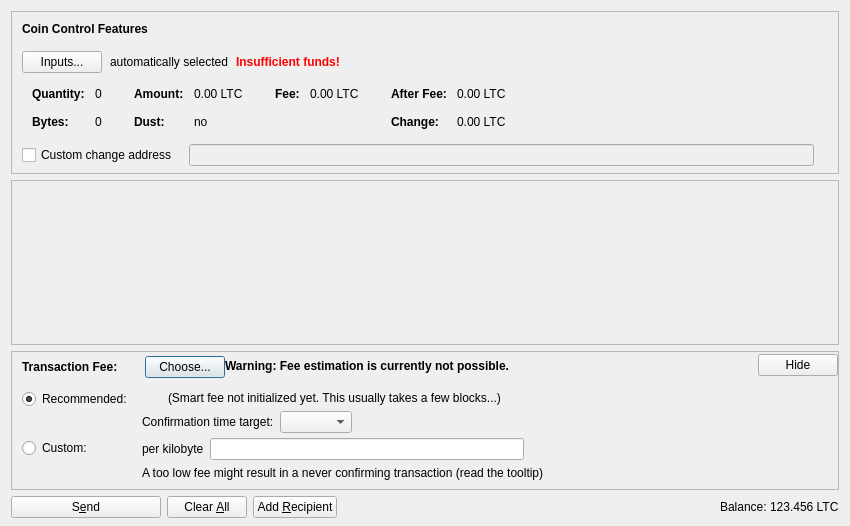
Qt form src/qt/forms/sendcoinsdialog.ui (ScooterCoinWallet/wallet) before a commit.
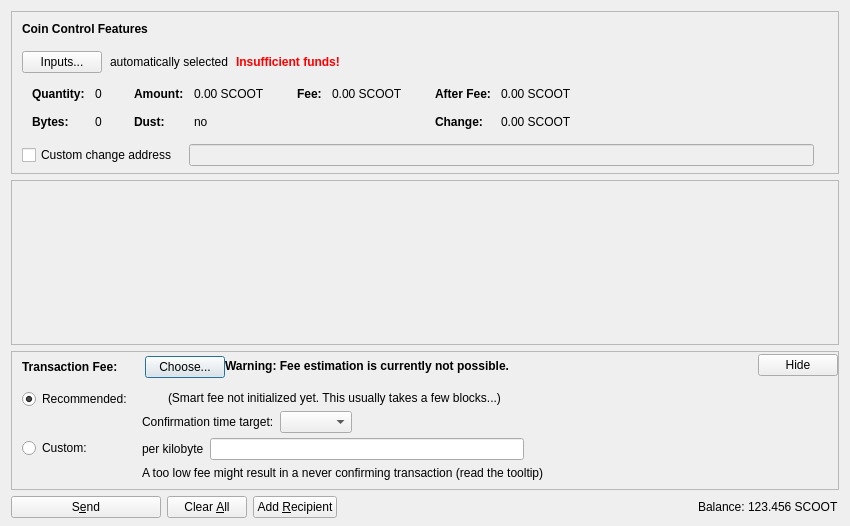
The same form after that commit. Icons and pictures are not drawn. Custom widgets are drawn as their Qt base class.

Patch:
```diff
--- a/src/qt/forms/sendcoinsdialog.ui
+++ b/src/qt/forms/sendcoinsdialog.ui
@@ -324,7 +324,7 @@
                   <enum>Qt::ActionsContextMenu</enum>
                  </property>
                  <property name="text">
-                  <string notr="true">0.00 LTC</string>
+                  <string notr="true">0.00 SCOOT</string>
                  </property>
                  <property name="textInteractionFlags">
                   <set>Qt::LinksAccessibleByMouse|Qt::TextSelectableByKeyboard|Qt::TextSelectableByMouse</set>
@@ -404,7 +404,7 @@
                   <enum>Qt::ActionsContextMenu</enum>
                  </property>
                  <property name="text">
-                  <string notr="true">0.00 LTC</string>
+                  <string notr="true">0.00 SCOOT</string>
                  </property>
                  <property name="textInteractionFlags">
                   <set>Qt::LinksAccessibleByMouse|Qt::TextSelectableByKeyboard|Qt::TextSelectableByMouse</set>
@@ -455,7 +455,7 @@
                   <enum>Qt::ActionsContextMenu</enum>
                  </property>
                  <property name="text">
-                  <string notr="true">0.00 LTC</string>
+                  <string notr="true">0.00 SCOOT</string>
                  </property>
                  <property name="textInteractionFlags">
                   <set>Qt::LinksAccessibleByMouse|Qt::TextSelectableByKeyboard|Qt::TextSelectableByMouse</set>
@@ -484,7 +484,7 @@
                   <enum>Qt::ActionsContextMenu</enum>
                  </property>
                  <property name="text">
-                  <string notr="true">0.00 LTC</string>
+                  <string notr="true">0.00 SCOOT</string>
                  </property>
                  <property name="textInteractionFlags">
                   <set>Qt::LinksAccessibleByMouse|Qt::TextSelectableByKeyboard|Qt::TextSelectableByMouse</set>
@@ -1204,7 +1204,7 @@
           <cursorShape>IBeamCursor</cursorShape>
          </property>
          <property name="text">
-          <string notr="true">123.456 LTC</string>
+          <string notr="true">123.456 SCOOT</string>
          </property>
          <property name="textInteractionFlags">
           <set>Qt::LinksAccessibleByMouse|Qt::TextSelectableByKeyboard|Qt::TextSelectableByMouse</set>
```
Left out of the diff: 2 changed lines with no effect on the pictures.
